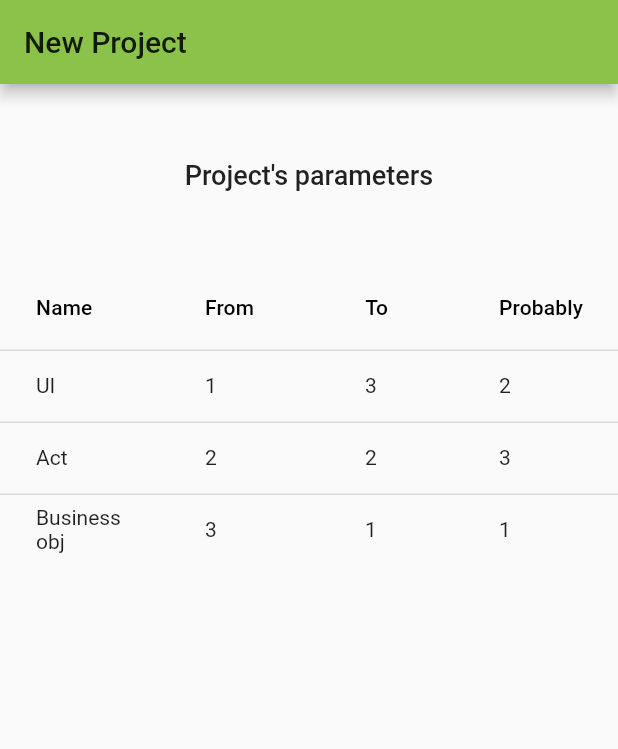
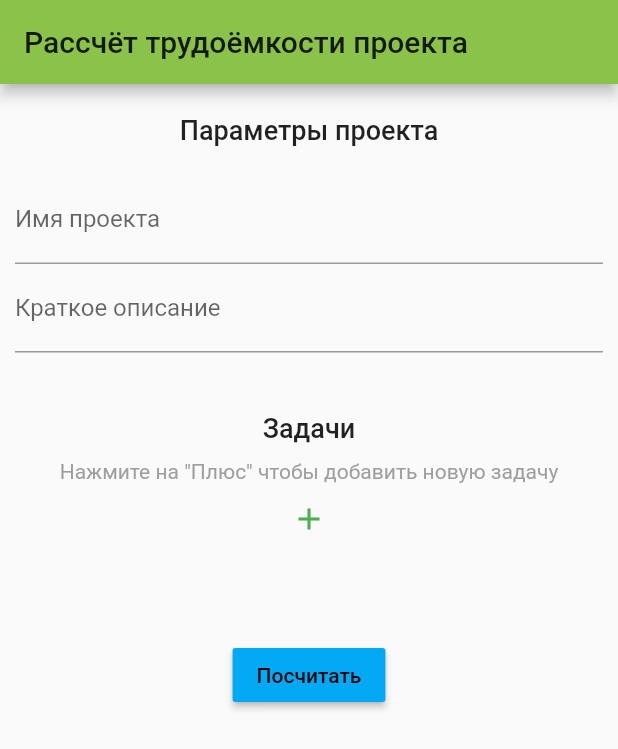
Before and after one commit to SpaceYogurt/project_complexity_estimation, a Flutter app: the screen it shows after launch, on a phone screen of 412 x 824 dp. Shown: the top 749 px of the screen. Run offline on Flutter 3.47's test engine with Material 2 defaults, Android fonts, the phone set to English and light mode, and no system bars.

Commit message:
New functionality was added

```diff
--- a/lib/main.dart
+++ b/lib/main.dart
@@ -2,6 +2,8 @@ import 'package:flutter/material.dart';
 import 'package:flutter/services.dart';
 
 import 'package:project_complexity_calculator/pages/new_project_page.dart';
+import 'package:project_complexity_calculator/pages/add_new_activity.dart';
+import 'package:project_complexity_calculator/pages/project_result.dart';
 
 
 void main() {
@@ -16,6 +18,7 @@ class MyApp extends StatelessWidget {
   @override
   Widget build(BuildContext context) {
     return MaterialApp(
+        debugShowCheckedModeBanner : false,
         title: 'Flutter Demo',
         theme: ThemeData(
             brightness: Brightness.light,
@@ -25,7 +28,7 @@ class MyApp extends StatelessWidget {
         //home: ,
         routes: {
           '/': (BuildContext context) => NewProjectPage(),
-          //  '/movies_list': (BuildContext context) => MoviesPage(),
+          '/add_new_activity': (BuildContext context) => NewActivityPage(),
         });
   }
 }
--- /dev/null
+++ b/lib/model.dart
@@ -0,0 +1,26 @@
+import 'package:flutter/material.dart';
+
+class Activity {
+  String name;
+  double from;
+  double to;
+  double probably;
+
+  Activity(
+      {@required this.name,
+        @required this.from,
+        @required this.to,
+        @required this.probably});
+}
+
+
+class Project {
+  String name;
+  String desc;
+  List<Activity> activities;
+
+  Project(
+      {@required this.name,
+        @required this.desc,
+        @required this.activities});
+}
--- a/lib/pages/new_project_page.dart
+++ b/lib/pages/new_project_page.dart
@@ -1,194 +1,262 @@
+import 'dart:math';
+
 import 'package:flutter/material.dart';
-import 'package:flutter/services.dart';
+import 'package:project_complexity_calculator/model.dart';
+import 'package:project_complexity_calculator/pages/project_result.dart';
+import 'package:project_complexity_calculator/widgets/dialogs.dart';
 
 class NewProjectPage extends StatefulWidget {
-  final String title = "New Project";
-
-  //final String title = "Project Evaluation and Review Technique";
+  final String title = "Рассчёт трудоёмкости проекта";
 
   NewProjectPage({Key key}) : super(key: key);
 
   @override
-  _NewProjectPageState createState() =>
-      _NewProjectPageState();
+  _NewProjectPageState createState() => _NewProjectPageState();
 }
 
-class _NewProjectPageState
-    extends State<NewProjectPage> {
-  final Map<String, dynamic> _formData = {
-    'kUI': null,
-    'kAct': null,
+class _NewProjectPageState extends State<NewProjectPage> {
+  final List<Activity> activities = <Activity>[];
+  String _resultLabelText = "";
+  String _warningLabelText = "";
+
+  final Map<String, dynamic> _projectFormData = {
+    'name': null,
+    'desc': null,
   };
 
-  final GlobalKey<FormState> _formKey = GlobalKey<FormState>();
+  Dialogs dialogs = new Dialogs();
+  final GlobalKey<FormState> _projectFormKey = GlobalKey<FormState>();
 
-  String _resultLabelText = "";
   final _uiTextController = TextEditingController();
   final _actTextController = TextEditingController();
 
-  Widget _buildDescriptionTextContainer() {
-    return Container(
-      child: Text("Project's parameters",
-          textAlign: TextAlign.center,
-          style: TextStyle(fontWeight: FontWeight.w500, fontSize: 18)),
-    );
+  Widget _buildResultTextContainer() {
+    if (_resultLabelText.isEmpty) {
+      return Center(
+          child: Text("You will see calculation result here...",
+              style: TextStyle(color: Colors.grey.withOpacity(0.6))));
+    } else
+      return Center(
+          child: Text("Project duration is " + _resultLabelText,
+              style: TextStyle(fontWeight: FontWeight.bold, fontSize: 25)));
   }
 
-  Widget _buildUiTextField() {
+  void _showResult() {
+    var Es = <double>[];
+    var CKOs = <double>[];
+    activities.forEach((act) {
+      var Ei = (act.from + 4 * act.probably + act.to) / 6;
+      print(act.name + " " + Ei.toString());
+      var CKOi = (act.to - act.from) / 6;
+      print(act.name + " " + CKOi.toString());
+      Es.add(Ei);
+      CKOs.add(CKOi);
+    });
+
+    double resultE = 0.0;
+    Es.forEach((Ei) {
+      resultE += Ei;
+    });
+
+    double resultCKO = 0.0;
+    CKOs.forEach((CKOi) {
+      resultCKO += CKOi * CKOi;
+    });
+
+    double duration = (resultE + 2 * sqrt(resultCKO));
+
+    setState(() {
+      if (duration != 0.0) {
+        _resultLabelText = (resultE + 2 * sqrt(resultCKO)).toString();
+      } else {}
+    });
+  }
+
+  Widget _buildNameTextField() {
     return TextFormField(
-      keyboardType: TextInputType.number,
-      inputFormatters: [WhitelistingTextInputFormatter.digitsOnly],
-      controller: _uiTextController,
-      decoration: InputDecoration(labelText: 'UI'),
+      //keyboardType: TextInputType.,
+      //controller: _uiTextController,
+      decoration: InputDecoration(labelText: 'Имя проекта'),
       validator: (String value) {
-        if (value.isEmpty || !_isANumber(value)) {
-          return 'Please enter a number';
+        if (value.isEmpty || value.length > 20) {
+          return 'Введите имя длиной не более 20 символов';
         }
       },
       onSaved: (String value) {
-        _formData['kUI'] = value;
+        _projectFormData['name'] = value;
       },
     );
   }
 
-  Widget _buildActTextField() {
+  Widget _buildDescTextField() {
     return TextFormField(
-      keyboardType: TextInputType.number,
-      inputFormatters: [WhitelistingTextInputFormatter.digitsOnly],
-      controller: _actTextController,
-      decoration: InputDecoration(labelText: 'Act'),
+      decoration: InputDecoration(labelText: 'Краткое описание'),
       validator: (String value) {
-        if (value.isEmpty || !_isANumber(value)) {
-          return 'Please enter a number';
+        if (value.isEmpty || value.length > 30) {
+          return 'Введите краткое описание длиной не более 30 символов';
         }
       },
       onSaved: (String value) {
-        _formData['kAct'] = value;
+        _projectFormData['desc'] = value;
       },
     );
   }
 
-  void _onUiChange() {}
-
-  Widget _buildResultTextContainer() {
-    return Container(
-        child: _resultLabelText.isEmpty
-            ? Text("You will see calculation result here...",
-                style: TextStyle(color: Colors.grey.withOpacity(0.6)))
-            : Text("Project duration is " + _resultLabelText,
-                style: TextStyle(fontWeight: FontWeight.bold, fontSize: 25)));
-  }
-
-  bool _isANumber(value) {
-    return RegExp(r'[!@#<>?":_`~;[\]\\|=+)(*&^%0-9-]').hasMatch(value);
-  }
-
-  void _showResult() {
-    setState(() {
-      if (_uiTextController.text.isEmpty || _actTextController.text.isEmpty) {
-        _clearResult();
-      } else {
-        int result = int.parse(_uiTextController.text) +
-            int.parse(_actTextController.text);
-        print("duration is " + result.toString());
-        _resultLabelText = result.toString();
-      }
-    });
-  }
-
-  void _clearResult() {
-    _resultLabelText = "";
-  }
-
-  void _clearAndShowResult() {
-    _clearResult();
-    _showResult();
-  }
-
   Widget _buildPageContent(BuildContext context) {
-    // TODO some padding and alignment depending on the device display's parameters
-
-    final double deviceWidth = MediaQuery.of(context).size.width;
-    final double targetWidth = deviceWidth > 550.0 ? 500.0 : deviceWidth * 0.95;
-    final double targetPadding = deviceWidth - targetWidth;
-
-    return Row(
-      children: <Widget>[
-        Expanded(
-          flex: 1, // 20%
-          child: Container(),
-        ),
-        Expanded(
-          flex: 8, // 60%
-          child: Container(
-            margin: EdgeInsets.all(10.0),
-            child: Form(
-              key: _formKey,
-              child: Column(
-                crossAxisAlignment: CrossAxisAlignment.center,
-                mainAxisAlignment: MainAxisAlignment.center,
-                children: <Widget>[
-                  _buildDescriptionTextContainer(),
-                  SizedBox(
-                    height: 10.0,
-                  ),
-                  _buildUiTextField(),
-                  _buildActTextField(),
-                  SizedBox(
-                    height: 10.0,
-                  ),
-                  RaisedButton(
-                    child: Text('Calculate'),
-                    textColor: Colors.white,
-                    onPressed: _submitForm,
-                  ),
-                  SizedBox(
-                    height: 50.0,
-                  ),
-                  _buildResultTextContainer(),
-                ],
-              ),
-            ),
-          ),
-        ),
-        Expanded(
-          flex: 1, // 20%
-          child: Container(),
-        )
-      ],
-    );
-  }
-
-  Widget _buildPageContent1(BuildContext context) {
-    return Column(
+    return ListView(
       children: <Widget>[
         Container(
-          margin: EdgeInsets.all(50.0),
+          margin: EdgeInsets.all(20.0),
           child: Center(
-            child: Text("Project's parameters",
+            child: Text("Параметры проекта",
                 textAlign: TextAlign.center,
                 style: TextStyle(fontWeight: FontWeight.w500, fontSize: 18)),
           ),
         ),
         Padding(
-          padding: const EdgeInsets.all(0.0),
-          child: Container(
-            //margin: EdgeInsets.all(10.0),
-            child: bodyData(),
+          padding: const EdgeInsets.only(left: 10.0, right: 10.0, bottom: 40.0),
+          child: Form(
+              key: _projectFormKey,
+              child: Column(
+                children: <Widget>[
+                  _buildNameTextField(),
+                  _buildDescTextField(),
+                ],
+              )),
+        ),
+        Center(
+          // margin: EdgeInsets.all(0.0),
+          child: Text("Задачи",
+              textAlign: TextAlign.left,
+              style: TextStyle(fontWeight: FontWeight.w500, fontSize: 18)),
+        ),
+        activities.isEmpty
+            ? Column(
+                children: <Widget>[
+                  SizedBox(
+                    height: 10,
+                  ),
+                  Center(
+                    child: Text(
+                      "Нажмите на \"Плюс\" чтобы добавить новую задачу",
+                      style: TextStyle(color: Colors.grey),
+                    ),
+                  ),
+                ],
+              )
+            : Padding(
+                padding: const EdgeInsets.all(0.0),
+                child: Column(
+                  children: <Widget>[
+                    Container(
+                      //margin: EdgeInsets.all(10.0),
+                      child: bodyData(),
+                    ),
+                  ],
+                ),
+              ),
+        Row(
+          mainAxisAlignment: MainAxisAlignment.center,
+          children: <Widget>[
+            IconButton(
+              icon: Icon(
+                Icons.add,
+                color: Colors.green,
+              ),
+              onPressed: () {
+                _addNewActivity(context);
+              },
+            ),
+            activities.isEmpty
+                ? Container()
+                : Container(
+                    child: IconButton(
+                      icon: Icon(Icons.delete),
+                      onPressed: () {
+                        setState(() {
+                          activities.removeLast();
+                        });
+                      },
+                    ),
+                  )
+          ],
+        ),
+        Container(
+          child: Text(
+            _warningLabelText,
+            style: TextStyle(color: Colors.red),
           ),
         ),
+        SizedBox(
+          height: 40.0,
+        ),
+        Container(
+          //margin: EdgeInsets.all(20.0),
+          child: Center(
+            child: RaisedButton(
+                child: Text(
+                  "Посчитать",
+                  style: TextStyle(color: Colors.black),
+                ),
+                onPressed: _calculateProject),
+          ),
+        ),
+        SizedBox(
+          height: 85.0,
+        ),
+        //_buildResultTextContainer()
       ],
     );
   }
 
-  void _submitForm() {
-    if (!_formKey.currentState.validate()) {
-      _clearResult();
-      _showResult();
-      return;
+  void _addNewActivity(BuildContext context) async {
+    final Object result =
+        await Navigator.pushNamed(context, "/add_new_activity");
+    if (result != null) {
+      var bar = result as Map<String, dynamic>;
+      setState(() {
+        activities.add(new Activity(
+            name: bar["name"],
+            from: bar["from"],
+            to: bar["to"],
+            probably: bar["probably"]));
+      });
     }
-    _formKey.currentState.save();
-    _showResult();
+    //dialogs.addNewActivity(context);
+    /*setState(() {
+      acts.add(new Activity(
+          name: "Act1", from: 2, to: 4, probably: 3));
+    });*/
+  }
+
+  void _calculateProject() {
+    if (activities.isEmpty) {
+      showDialog(
+          context: context,
+          builder: (BuildContext context) {
+            return AlertDialog(
+              title: Text("Подсчёт трудоёмкости не удался"),
+              content: Padding(
+                padding: const EdgeInsets.all(20.0),
+                child: Text("Пожалуйста,добавьте задачи к проекту"),
+              ),
+            );
+          });
+      // _warningLabelText = "Please add some activities";
+    } else {
+      if (_projectFormKey.currentState.validate()) {
+        Navigator.push(
+            context,
+            MaterialPageRoute(
+                builder: (context) => ProjectResultPage(project: Project(
+                    name: _projectFormData["name"],
+                    desc: _projectFormData["desc"],
+                    activities: activities))));
+      } else {
+        print("invalid project");
+        _showResult();
+      }
+    }
   }
 
   Widget bodyData() {
@@ -199,72 +267,73 @@ class _NewProjectPageState
         columns: <DataColumn>[
           DataColumn(
             label: Text(
-                "Name",
-                textAlign: TextAlign.center,),
+              "Имя",
+              textAlign: TextAlign.center,
+            ),
             numeric: false,
             onSort: (i, b) {
               print("$i $b");
               setState(() {
-                acts.sort((a, b) => a.name.compareTo(b.name));
+                activities.sort((a, b) => a.name.compareTo(b.name));
               });
             },
             //tooltip: "To display  name of the Name",
           ),
           DataColumn(
-            label: Flexible(child: Text("From")),
+            label: Flexible(child: Text("От")),
             numeric: false,
             onSort: (i, b) {
               print("$i $b");
               setState(() {
-                acts.sort((a, b) => a.from.compareTo(b.from));
+                activities.sort((a, b) => a.from.compareTo(b.from));
               });
             },
             //tooltip: "To display last name of the Name",
           ),
           DataColumn(
-            label: Flexible(child: Text("To")),
+            label: Flexible(child: Text("До")),
             numeric: false,
             onSort: (i, b) {
               print("$i $b");
               setState(() {
-                acts.sort((a, b) => a.to.compareTo(b.to));
+                activities.sort((a, b) => a.to.compareTo(b.to));
               });
             },
             //tooltip: "To display last name of the Name",
           ),
           DataColumn(
-            label: Flexible(child: Text("Probably")),
+            label: Flexible(child: Text("Вероятно")),
             numeric: false,
             onSort: (i, b) {
               print("$i $b");
               setState(() {
-                acts.sort((a, b) => a.probably.compareTo(b.probably));
+                activities.sort((a, b) => a.probably.compareTo(b.probably));
               });
             },
             //tooltip: "To display last name of the Name",
           ),
         ],
-        rows: acts
+        rows: activities
             .map(
-              (acts) => DataRow(
+              (act) => DataRow(
                     cells: [
                       DataCell(
-                        Text(acts.name),
+                        Text(act.name),
                         showEditIcon: false,
                         placeholder: false,
                       ),
                       DataCell(
-                        Text(acts.from.toString()),
+                        Text(act.from.toString()),
                         showEditIcon: false,
                         placeholder: false,
                       ),
                       DataCell(
-                        Text(acts.to.toString()),
+                        Text(act.to.toString()),
                         showEditIcon: false,
                         placeholder: false,
                       ),
                       DataCell(
-                        Text(acts.probably.toString()),
+                        Text(act.probably.toString()),
                         showEditIcon: false,
                         placeholder: false,
                       )
@@ -276,29 +345,14 @@ class _NewProjectPageState
 
   @override
   Widget build(BuildContext context) {
-    final Widget pageContent = _buildPageContent(context);
     return Scaffold(
       appBar: AppBar(
         title: Text(widget.title),
       ),
+      resizeToAvoidBottomPadding: false,
       body: Container(
-        child: _buildPageContent1(context),
+        child: _buildPageContent(context),
       ),
     );
   }
 }
-
-class Activity {
-  String name;
-  int from;
-  int to;
-  int probably;
-
-  Activity({this.name, this.from,this.to,this.probably});
-}
-
-var acts = <Activity>[
-  Activity(name: "UI", from: 1, to: 3, probably: 2),
-  Activity(name: "Act", from: 2, to: 2, probably: 3),
-  Activity(name: "Business obj", from: 3, to: 1, probably: 1),
-];
--- a/pubspec.yaml
+++ b/pubspec.yaml
@@ -36,9 +36,8 @@ flutter:
   # the material Icons class.
   uses-material-design: true
 
-  # To add assets to your application, add an assets section, like this:
-  # assets:
-  #  - images/a_dot_burr.jpeg
+  assets:
+    - assets/
   #  - images/a_dot_ham.jpeg
 
   # An image asset can refer to one or more resolution-specific "variants", see
```
Also changed, not shown: lib/pages/add_new_activity.dart (added, +150 -0 lines), lib/pages/project_result.dart (added, +111 -0 lines), lib/widgets/dialogs.dart (added, +47 -0 lines), assets/images/project.png (added).
